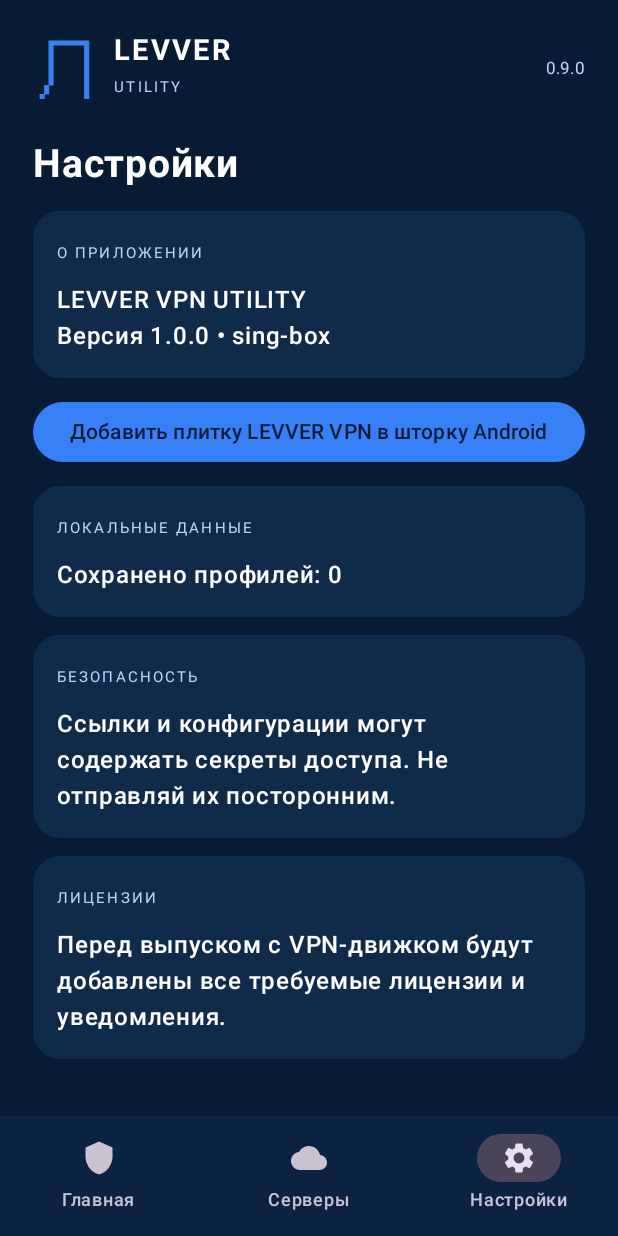
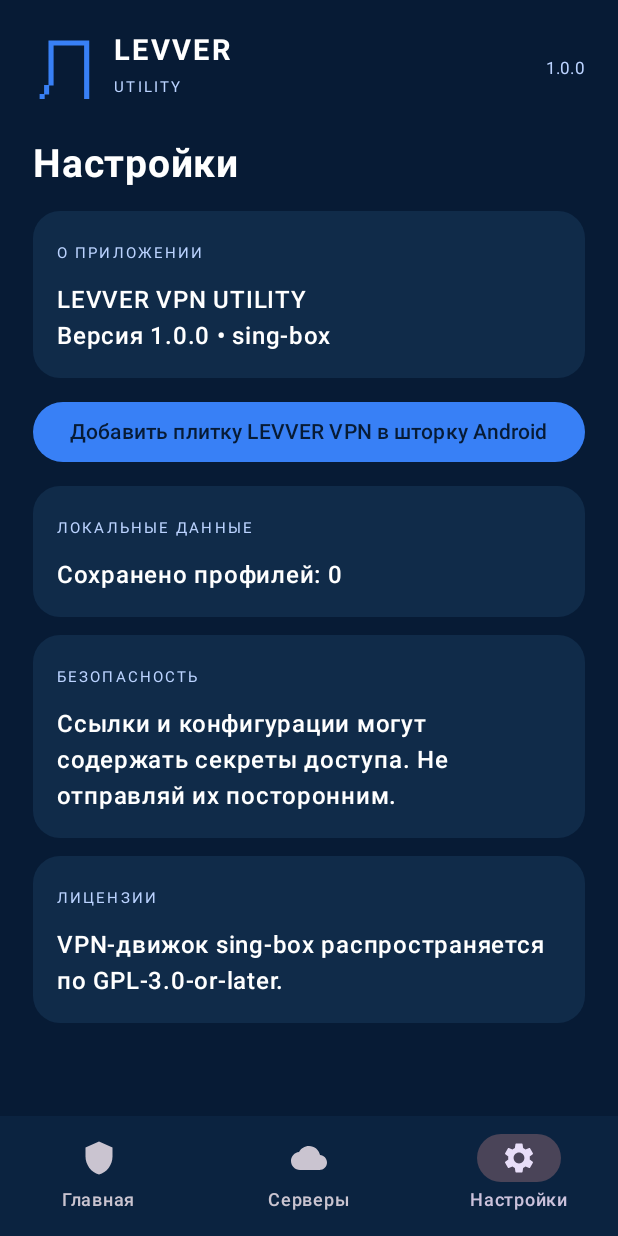
Before and after one commit to KOMBORATOR/levveracompiller2, an Android app built with Jetpack Compose: the screen it shows after launch (MainActivity), item 3 of the bottom bar chosen, on a phone screen of 412 x 824 dp. Run offline under Robolectric (Android 15) with nearby library versions, the phone set to English and light mode, and no system bars; libraries missing offline, so code that uses them is left out: com.journeyapps.barcodescanner; pictures from the network do not load; 1 statement that could not run was skipped.

Commit message:
Remove beta and developer labels from release UI

```diff
--- a/levver-vpn-utility/app/src/main/java/com/levver/vpn/MainActivity.kt
+++ b/levver-vpn-utility/app/src/main/java/com/levver/vpn/MainActivity.kt
@@ -237,7 +237,7 @@ class MainActivity:ComponentActivity(){
  Row(Modifier.fillMaxWidth(),verticalAlignment=Alignment.CenterVertically){
   Image(painterResource(R.drawable.ic_levver_mark),contentDescription="LEVVER Utility",modifier=Modifier.size(42.dp))
   Spacer(Modifier.width(12.dp)); Column { Text("LEVVER",color=Color.White,fontWeight=FontWeight.Bold,fontSize=19.sp,letterSpacing=2.sp); Text("UTILITY",color=Pale,fontSize=10.sp,letterSpacing=1.5.sp) }
-  Spacer(Modifier.weight(1f)); Text("0.9.0",color=Pale,fontSize=11.sp)
+  Spacer(Modifier.weight(1f)); Text("1.0.0",color=Pale,fontSize=11.sp)
  }
 }
 @Composable private fun HomeScreen(count:Int,active:Profile?,notice:String,connected:Boolean,onConnect:()->Unit,onDisconnect:()->Unit,modifier:Modifier=Modifier){
@@ -262,7 +262,7 @@ class MainActivity:ComponentActivity(){
   else Button(onClick=onConnect,enabled=active!=null,modifier=Modifier.fillMaxWidth()) { Text("Подключить") }
   Spacer(Modifier.height(12.dp)); Row(horizontalArrangement=Arrangement.spacedBy(12.dp)){Metric("ПРОФИЛИ",count.toString(),Modifier.weight(1f));Metric("VPN-ТУННЕЛЬ",if (connected) "Запуск" else "Отключён",Modifier.weight(1f))}
   Spacer(Modifier.weight(1f)); Text(notice,color=Pale,fontSize=12.sp)
-  Text("LEVVER • BUILD 0.9.0 BETA PRE-RELEASE",color=Color(0xFF6FA6CC),fontSize=10.sp)
+
  }
 }
 @Composable private fun ProfilesScreen(profiles:List<Profile>,input:String,onInput:(String)->Unit,notice:String,onImport:()->Unit,onPaste:()->Unit,onScan:()->Unit,onDelete:(Profile)->Unit,onSelect:(String)->Unit,selected:String?,modifier:Modifier=Modifier,diagnostics:Map<String,ServerProbe> = emptyMap(),onProbeAll:()->Unit = {},onPickJson:()->Unit = {},onRefreshSubscriptions:()->Unit = {}){
@@ -311,6 +311,6 @@ class MainActivity:ComponentActivity(){
   InfoCard("ЛОКАЛЬНЫЕ ДАННЫЕ","Сохранено профилей: $count");Spacer(Modifier.height(12.dp))
   InfoCard("БЕЗОПАСНОСТЬ","Ссылки и конфигурации могут содержать секреты доступа. Не отправляй их посторонним.")
   Spacer(Modifier.height(12.dp))
-  InfoCard("ЛИЦЕНЗИИ","Перед выпуском с VPN-движком будут добавлены все требуемые лицензии и уведомления.")
+  InfoCard("ЛИЦЕНЗИИ","VPN-движок sing-box распространяется по GPL-3.0-or-later.")
  }
 }
```
